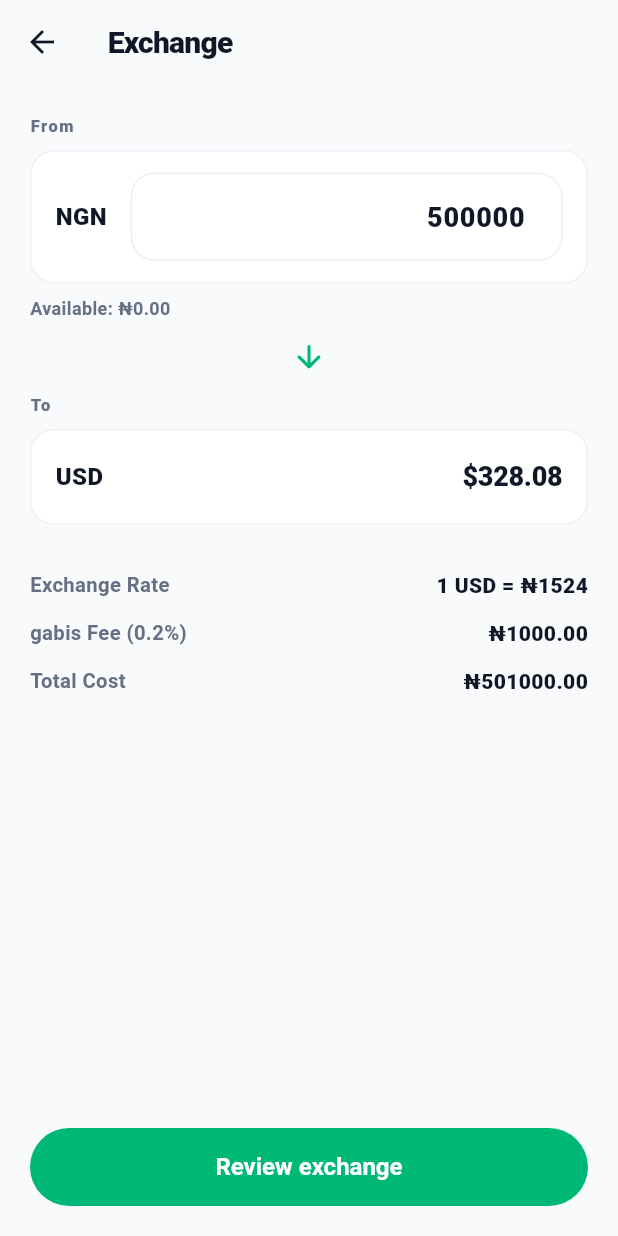
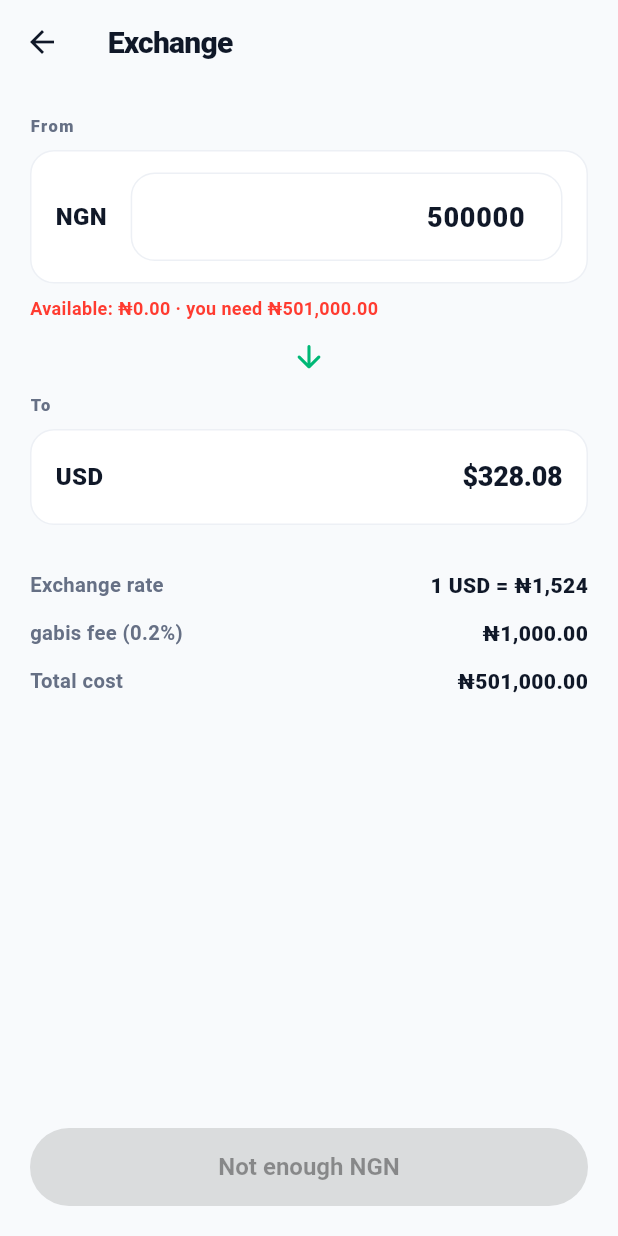
Before and after one commit to Paynautik/gabis, a Flutter app: the FxScreen screen opened by its route, on a phone screen of 412 x 824 dp. Run offline on Flutter 3.47's test engine with Material 3 defaults, Android fonts, the phone set to English and light mode, and no system bars; our stand-ins replace cloud_firestore, firebase_auth, firebase_core, flutter_riverpod, image_picker, web; missing offline and left inert: dart:js_interop, dart:ui_web, mobile_scanner; accounts and stored records are empty.

Commit message:
fix(fx): centred exchange form, formatted amounts, blocks exchanges the balance cannot cover

```diff
--- a/lib/features/fx/fx_screen.dart
+++ b/lib/features/fx/fx_screen.dart
@@ -1,4 +1,5 @@
 import 'package:flutter/material.dart';
+import 'package:intl/intl.dart';
 import 'package:flutter_riverpod/flutter_riverpod.dart';
 import '../../core/theme/app_theme.dart';
 import '../../shared/models/money.dart';
@@ -28,14 +29,23 @@
     final accounts = ref.watch(accountsProvider);
     final ngnAccount = accounts.firstWhere((a) => a.currency == 'NGN');
 
-    final amount = double.tryParse(_controller.text) ?? 0;
+    final amount = double.tryParse(_controller.text.replaceAll(',', '').trim()) ?? 0;
     final fee = amount * 0.002; // 0.2% fee
     final amountWithFee = amount + fee;
     final receive = amount / rate;
+    final available = ngnAccount.balance.minorUnits / 100;
+    // The fee comes out of the same balance, so the whole cost has to fit.
+    final short = amountWithFee > available;
+    final n = NumberFormat('#,##0.00');
 
     return Scaffold(
       appBar: AppBar(title: const Text('Exchange')),
-      body: Padding(
+      // A form reads as a column, not a banner: centred and capped on wide screens.
+      body: Align(
+        alignment: Alignment.topCenter,
+        child: ConstrainedBox(
+        constraints: const BoxConstraints(maxWidth: 520),
+        child: Padding(
         padding: const EdgeInsets.all(20),
         child: Column(
           crossAxisAlignment: CrossAxisAlignment.start,
@@ -64,8 +74,10 @@
             ),
             const SizedBox(height: 8),
             Text(
-              'Available: ${ngnAccount.balance.format()}',
-              style: TextStyle(color: context.colors.inkSoft, fontSize: 12, fontWeight: FontWeight.w600)
+              short && amount > 0
+                  ? 'Available: ${ngnAccount.balance.format()} · you need ₦${n.format(amountWithFee)}'
+                  : 'Available: ${ngnAccount.balance.format()}',
+              style: TextStyle(color: short && amount > 0 ? context.colors.danger : context.colors.inkSoft, fontSize: 12, fontWeight: FontWeight.w600)
             ),
             const SizedBox(height: 12),
             Center(child: Icon(Icons.arrow_downward_rounded, color: context.colors.bluePrimary)),
@@ -80,23 +92,25 @@
                 children: [
                   Text('USD', style: TextStyle(fontWeight: FontWeight.w900, fontSize: 16, color: context.colors.ink)),
                   Text(
-                    '\$${receive.toStringAsFixed(2)}',
+                    '\$${n.format(receive)}',
                     style: TextStyle(fontWeight: FontWeight.w900, fontSize: 18, color: context.colors.ink, letterSpacing: -0.2)
                   ),
                 ],
               ),
             ),
             const SizedBox(height: 24),
-            _row('Exchange Rate', '1 USD = ₦${rate.toStringAsFixed(0)}'),
-            _row('gabis Fee (0.2%)', '₦${fee.toStringAsFixed(2)}'),
-            _row('Total Cost', '₦${amountWithFee.toStringAsFixed(2)}'),
+            _row('Exchange rate', '1 USD = ₦${NumberFormat('#,##0').format(rate)}'),
+            _row('gabis fee (0.2%)', '₦${n.format(fee)}'),
+            _row('Total cost', '₦${n.format(amountWithFee)}'),
             const Spacer(),
             ElevatedButton(
-              onPressed: amount > 0 ? () => _showExchangeReviewSheet(context, amount, receive, fee, rate) : null,
-              child: const Text('Review exchange'),
+              onPressed: amount > 0 && !short ? () => _showExchangeReviewSheet(context, amount, receive, fee, rate) : null,
+              child: Text(short ? 'Not enough NGN' : 'Review exchange'),
             ),
           ],
         ),
+      ),
+      ),
       ),
     );
   }
```
Also changed, not shown: 1 other file.
